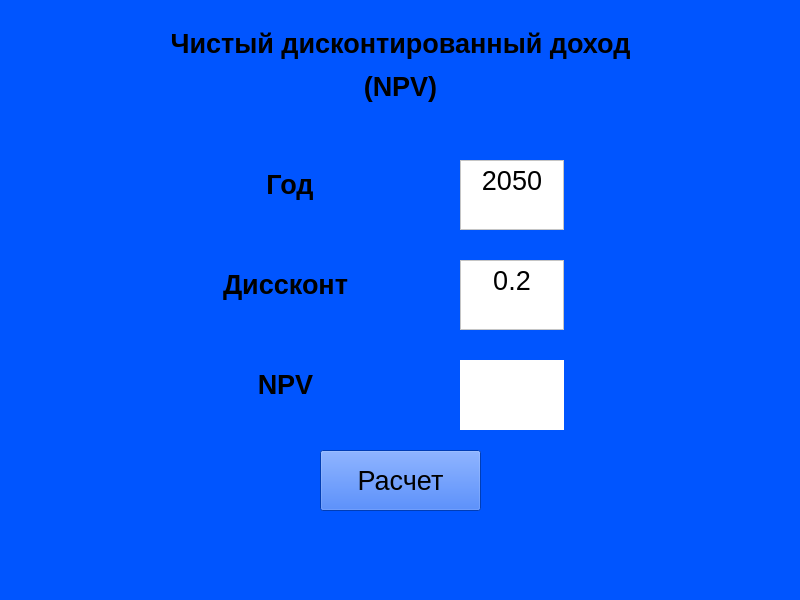
Old version of the form GUI/npv.ui in the repository Kubiniet/Calculator-NPV.
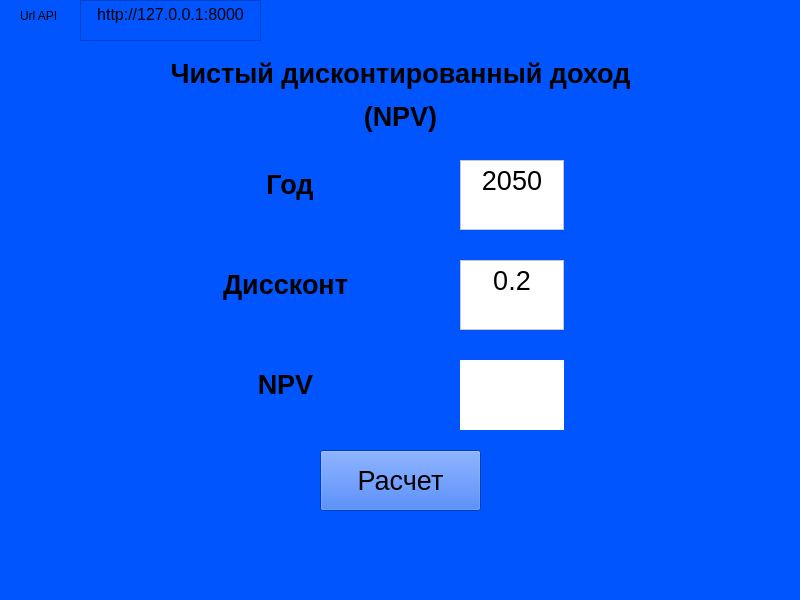
New version of the form.

```diff
--- a/GUI/npv.ui
+++ b/GUI/npv.ui
@@ -62,7 +62,7 @@
     <property name="geometry">
      <rect>
       <x>20</x>
-      <y>10</y>
+      <y>40</y>
       <width>761</width>
       <height>111</height>
      </rect>
@@ -197,7 +197,37 @@
      <locale language="Russian" country="Russia"/>
     </property>
     <property name="text">
-     <string>&lt;html&gt;&lt;head/&gt;&lt;body&gt;&lt;p align=&quot;center&quot;&gt;&lt;br/&gt;&lt;/p&gt;&lt;/body&gt;&lt;/html&gt;</string>
+     <string>&lt;html&gt;&lt;head/&gt;&lt;body&gt;&lt;p align=&quot;center&quot;&gt;&lt;span style=&quot; font-size:18pt;&quot;&gt;&lt;br/&gt;&lt;/span&gt;&lt;/p&gt;&lt;/body&gt;&lt;/html&gt;</string>
+    </property>
+   </widget>
+   <widget class="QLabel" name="label_4">
+    <property name="geometry">
+     <rect>
+      <x>20</x>
+      <y>0</y>
+      <width>61</width>
+      <height>31</height>
+     </rect>
+    </property>
+    <property name="text">
+     <string>Url API</string>
+    </property>
+   </widget>
+   <widget class="QTextEdit" name="url">
+    <property name="geometry">
+     <rect>
+      <x>80</x>
+      <y>0</y>
+      <width>181</width>
+      <height>41</height>
+     </rect>
+    </property>
+    <property name="html">
+     <string>&lt;!DOCTYPE HTML PUBLIC &quot;-//W3C//DTD HTML 4.0//EN&quot; &quot;http://www.w3.org/TR/REC-html40/strict.dtd&quot;&gt;
+&lt;html&gt;&lt;head&gt;&lt;meta name=&quot;qrichtext&quot; content=&quot;1&quot; /&gt;&lt;style type=&quot;text/css&quot;&gt;
+p, li { white-space: pre-wrap; }
+&lt;/style&gt;&lt;/head&gt;&lt;body style=&quot; font-family:'Noto Sans'; font-size:11pt; font-weight:400; font-style:normal;&quot;&gt;
+&lt;p align=&quot;center&quot; style=&quot; margin-top:0px; margin-bottom:0px; margin-left:0px; margin-right:0px; -qt-block-indent:0; text-indent:0px;&quot;&gt;&lt;span style=&quot; font-size:12pt;&quot;&gt;http://127.0.0.1:8000&lt;/span&gt;&lt;/p&gt;&lt;/body&gt;&lt;/html&gt;</string>
     </property>
    </widget>
   </widget>
```
